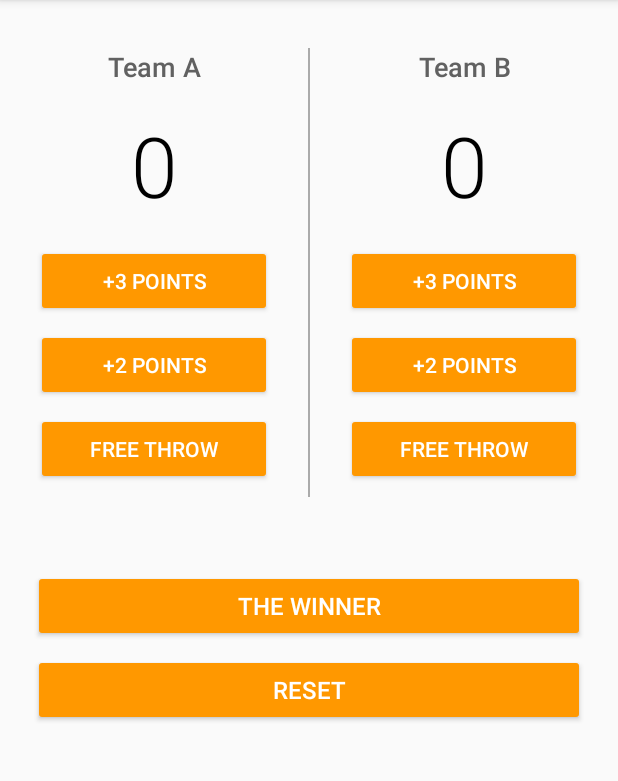
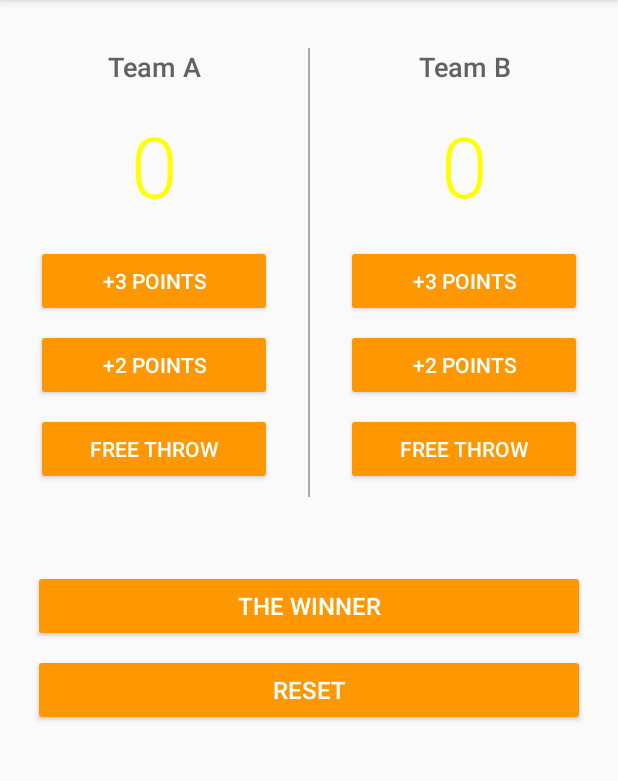
Before and after one commit to OsamaHassouna/CourtCounter, an Android app: the screen it shows after launch (MainActivity), after a tap on "RESET", on a phone screen of 412 x 824 dp, the part 84-865 px from its top. Run offline under Robolectric (Android 15) with nearby library versions, the phone set to English and light mode, and no system bars.

Commit message:
Trying something new .. still fixing it.

```diff
--- a/app/src/main/java/com/example/lastace/courtcounter/MainActivity.java
+++ b/app/src/main/java/com/example/lastace/courtcounter/MainActivity.java
@@ -1,5 +1,6 @@
 package com.example.lastace.courtcounter;
 
+import android.graphics.Color;
 import android.support.v7.app.AppCompatActivity;
 import android.os.Bundle;
 import android.view.View;
@@ -11,6 +12,7 @@ public class MainActivity extends AppCompatActivity {
     protected void onCreate(Bundle savedInstanceState) {
         super.onCreate(savedInstanceState);
         setContentView(R.layout.activity_main);
+
     }
     int scoreTeamA = 0;
     int scoreTeamB = 0;
@@ -19,8 +21,14 @@ public class MainActivity extends AppCompatActivity {
       */
     public void displayForTeamA (int score){
 
-        TextView scoreView=(TextView) findViewById(R.id.scoreTeamA);
+        TextView scoreView = findViewById(R.id.scoreTeamA);
         scoreView.setText(String.valueOf(score));
+
+        if (scoreTeamA > scoreTeamB){
+            scoreView.setTextColor(Color.GREEN);
+        }else{
+            scoreView.setTextColor(Color.YELLOW);
+        }
     }
     public void threePointsA (View v) {
         scoreTeamA = scoreTeamA + 3;
@@ -42,8 +50,13 @@ public class MainActivity extends AppCompatActivity {
      */
     public void displayForTeamB (int score){
 
-        TextView scoreView=(TextView) findViewById(R.id.scoreTeamB);
+        TextView scoreView = findViewById(R.id.scoreTeamB);
         scoreView.setText(String.valueOf(score));
+        if (scoreTeamB > scoreTeamA){
+            scoreView.setTextColor(Color.GREEN);
+        }else{
+            scoreView.setTextColor(Color.YELLOW);
+        }
     }
     public void threePointsB (View v) {
         scoreTeamB = scoreTeamB + 3;
@@ -67,7 +80,7 @@ public class MainActivity extends AppCompatActivity {
         findViewById(R.id.tv_winner).setVisibility(View.INVISIBLE);
     }
     public void winner (View v){
-        TextView winnerTeam=(TextView) findViewById(R.id.tv_winner);
+        TextView winnerTeam = findViewById(R.id.tv_winner);
         if (scoreTeamB > scoreTeamA){
             winnerTeam.setText(R.string.teamB_wins);
             findViewById(R.id.tv_winner).setVisibility(View.VISIBLE);
--- a/app/src/main/res/layout/activity_main.xml
+++ b/app/src/main/res/layout/activity_main.xml
@@ -152,7 +152,7 @@
             android:layout_marginBottom="8dp"
             android:hint="@string/the_winner"
             android:textAlignment="center"
-            android:textColor="@android:color/holo_green_dark"
+            android:textColor="@android:color/holo_green_light"
             android:textSize="30sp"
             android:visibility="invisible" />
 
```
